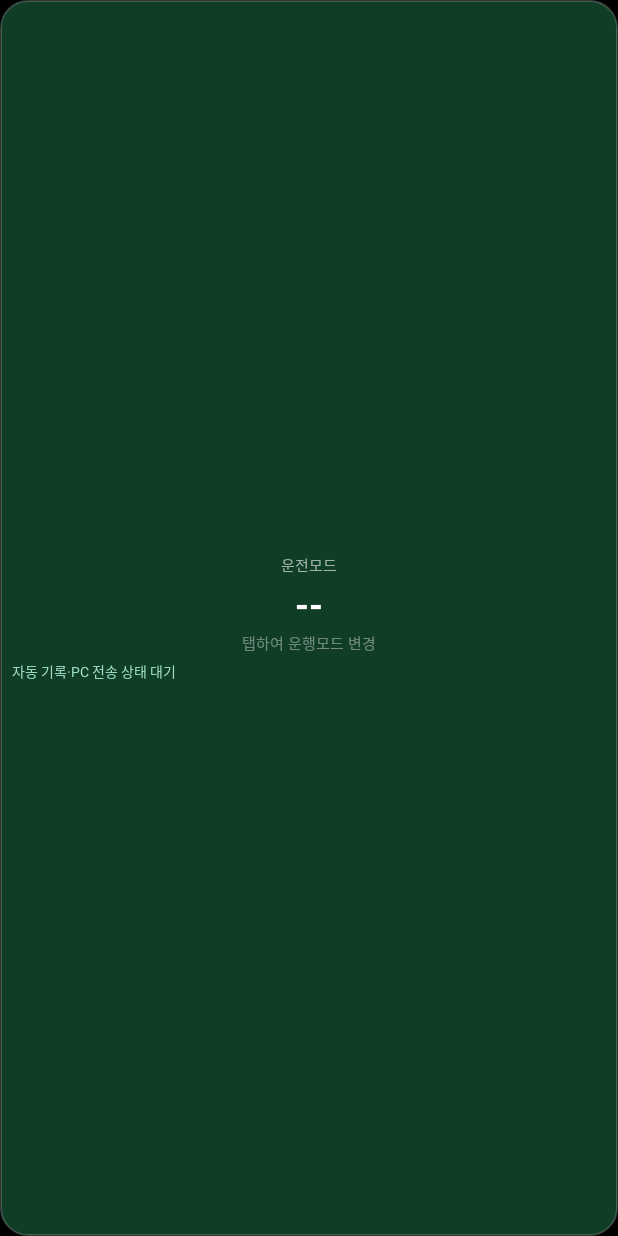
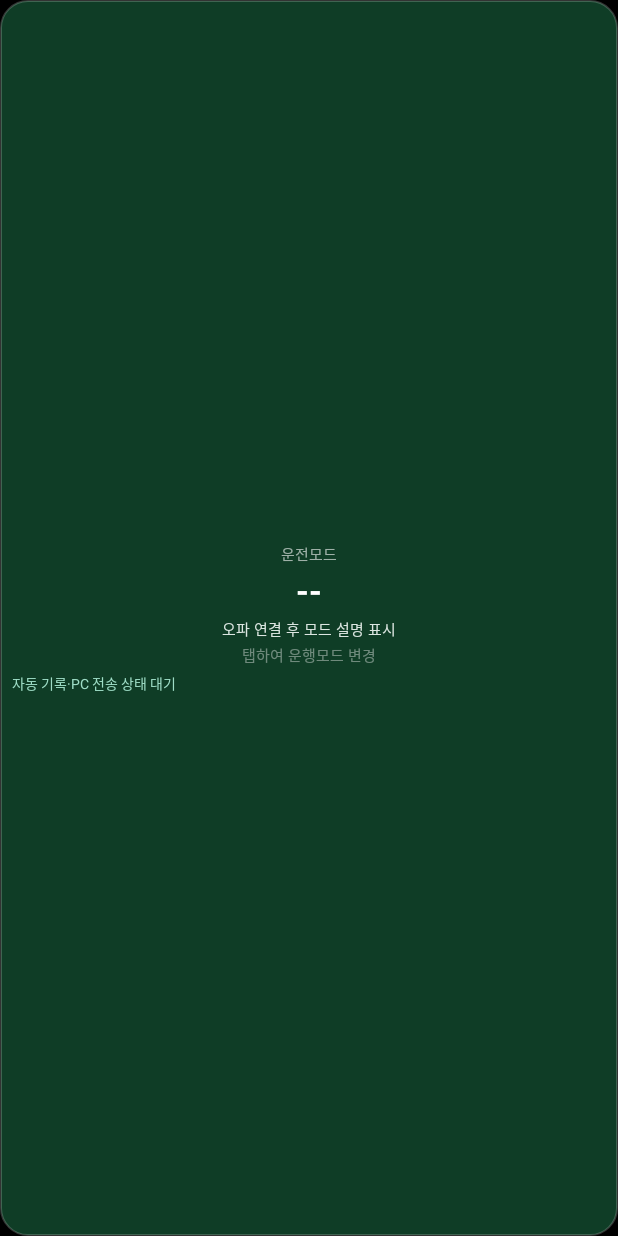
Before and after one commit to benign07/carrot-hud, an Android app: the layout widget_mode.xml on its own in the app's theme, with its tools: preview values and no code run, on a phone screen of 412 x 824 dp. Run offline under Robolectric (Android 15) with nearby library versions, the light colour scheme and no system bars.

Commit message:
Show mode behavior below the driving-mode widget

```diff
--- a/app/src/main/res/layout/widget_mode.xml
+++ b/app/src/main/res/layout/widget_mode.xml
@@ -23,8 +23,19 @@
         android:layout_marginTop="2dp"
         android:text="--"
         android:textColor="#FFFFFF"
-        android:textSize="24sp"
+        android:textSize="22sp"
         android:textStyle="bold" />
+
+    <TextView
+        android:id="@+id/modeDescription"
+        android:layout_width="match_parent"
+        android:layout_height="wrap_content"
+        android:layout_marginTop="3dp"
+        android:gravity="center"
+        android:text="@string/w_mode_unknown_description"
+        android:maxLines="4"
+        android:textColor="#DCE6E1"
+        android:textSize="10sp" />
 
     <TextView
         android:id="@+id/modeHint"
@@ -32,7 +43,7 @@
         android:layout_height="wrap_content"
         android:layout_marginTop="2dp"
         android:text="탭하여 운행모드 변경"
-        android:maxLines="3"
+        android:maxLines="2"
         android:textColor="#66FFFFFF"
         android:textSize="10sp" />
     <TextView
@@ -49,7 +60,7 @@
         android:layout_width="match_parent"
         android:layout_height="wrap_content"
         android:layout_marginTop="4dp"
-        android:maxLines="4"
+        android:maxLines="2"
         android:ellipsize="end"
         android:text="자동 기록·PC 전송 상태 대기"
         android:textColor="#9EDDC6"
--- a/app/src/main/res/values/strings.xml
+++ b/app/src/main/res/values/strings.xml
@@ -16,6 +16,11 @@
     <string name="w_set">설정</string>
     <string name="w_mode_title">운전모드</string>
     <string name="w_mode_tap">탭하면 변경</string>
+    <string name="w_mode_eco_description">가속 상한 90%\n시간거리 ×0.9 · 설정 범위 적용\n접근·감속은 공통 설정</string>
+    <string name="w_mode_safe_description">가속 상한 80% · 1·2단계 반응 완만\n시간거리 ×0.8 · 설정 범위 적용\n접근·감속은 공통 설정</string>
+    <string name="w_mode_normal_description">가속 상한 100% · 기준 반응\n시간거리 ×1.0\n접근·감속은 공통 설정</string>
+    <string name="w_mode_high_description">가속 상한 120% · 시간거리 ×1.0\n신호등 자동정지 OFF\n접근·감속은 공통 설정</string>
+    <string name="w_mode_unknown_description">오파 연결 후 모드 설명 표시</string>
 
     <!-- hud screen bottom bar -->
     <string name="btn_overlay">오버레이</string>
--- a/app/src/main/res/xml/mode_widget_info.xml
+++ b/app/src/main/res/xml/mode_widget_info.xml
@@ -1,7 +1,7 @@
 <?xml version="1.0" encoding="utf-8"?>
 <appwidget-provider xmlns:android="http://schemas.android.com/apk/res/android"
     android:minWidth="150dp"
-    android:minHeight="130dp"
+    android:minHeight="150dp"
     android:targetCellWidth="2"
     android:targetCellHeight="2"
     android:updatePeriodMillis="1800000"
```
Also changed, not shown: app/src/main/java/com/carrot/hud/ModeWidgetProvider.kt (+10 -2 lines).
